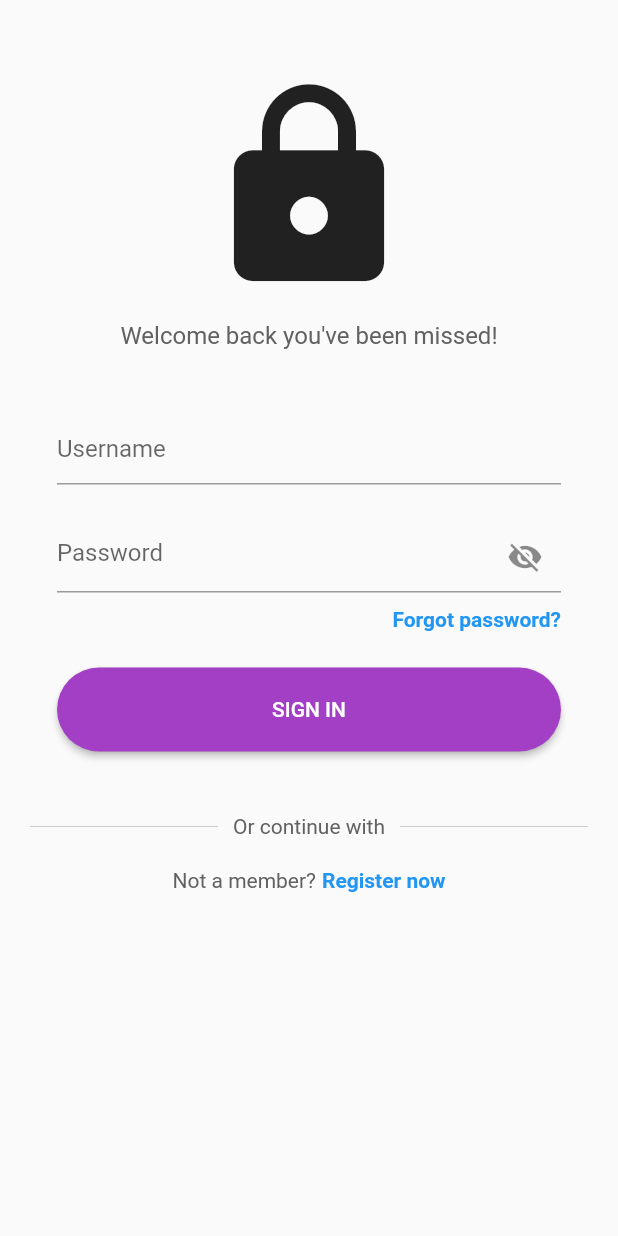
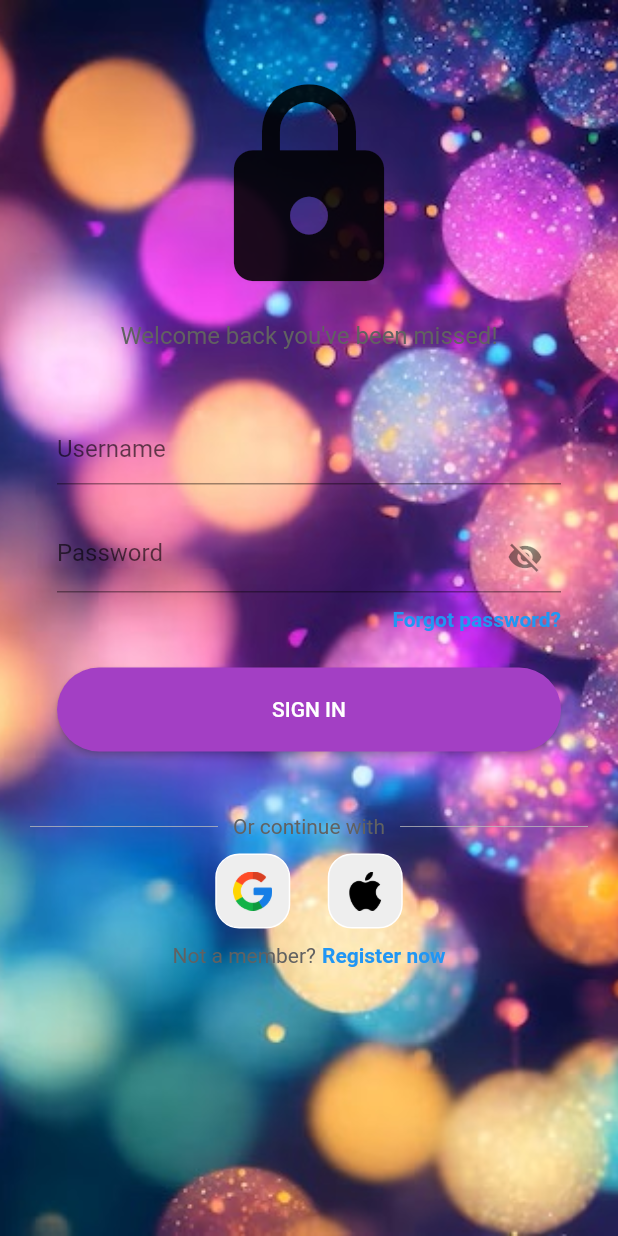
Before and after one commit to rodrigoaugusto99/git_flutter_festou, a Flutter app: the screen it shows after launch, on a phone screen of 412 x 824 dp. Run offline on Flutter 3.47's test engine with Material 2 defaults, Android fonts, the phone set to English and light mode, and no system bars; our stand-ins replace firebase_auth, firebase_core, flutter_riverpod, google_sign_in, riverpod_annotation, top_snackbar_flutter; missing offline and left inert: validatorless; accounts and stored records are empty; generated files the repository leaves out were written again.

Commit message:
FESTOU-30: Instanciar Providers com Riverpod para Acesso a Métodos do ViewModel - Login

```diff
--- a/lib/main.dart
+++ b/lib/main.dart
@@ -1,5 +1,6 @@
 import 'package:firebase_core/firebase_core.dart';
 import 'package:flutter/material.dart';
+import 'package:flutter_riverpod/flutter_riverpod.dart';
 import 'package:git_flutter_festou/firebase_options.dart';
 import 'package:git_flutter_festou/src/features/auth/auth_page.dart';
 
@@ -8,7 +9,7 @@ Future<void> main() async {
   await Firebase.initializeApp(
     options: DefaultFirebaseOptions.currentPlatform,
   );
-  runApp(const MyApp());
+  runApp(const ProviderScope(child: MyApp()));
 }
 
 class MyApp extends StatelessWidget {
--- a/lib/src/features/login/login_page.dart
+++ b/lib/src/features/login/login_page.dart
@@ -1,19 +1,23 @@
 import 'package:flutter/material.dart';
+import 'package:flutter_riverpod/flutter_riverpod.dart';
 import 'package:git_flutter_festou/src/core/ui/constants.dart';
-import 'package:git_flutter_festou/src/core/ui/widgets/my_squaretile.dart';
-import 'package:git_flutter_festou/src/features/login/forgot_password_page.dart';
+import 'package:git_flutter_festou/src/core/ui/helpers/messages.dart';
+import 'package:git_flutter_festou/src/features/login/login_state.dart';
+import 'package:git_flutter_festou/src/features/login/login_vm.dart';
 import 'package:validatorless/validatorless.dart';
+import '../../core/ui/widgets/my_squaretile.dart';
 import '../../services/auth_services.dart';
+import 'forgot_password_page.dart';
 
-class LoginPage extends StatefulWidget {
+class LoginPage extends ConsumerStatefulWidget {
   final Function()? onTap;
   const LoginPage({super.key, required this.onTap});
 
   @override
-  State<LoginPage> createState() => _LoginPageState();
+  ConsumerState<LoginPage> createState() => _LoginPageState();
 }
 
-class _LoginPageState extends State<LoginPage> {
+class _LoginPageState extends ConsumerState<LoginPage> {
   final emailEC = TextEditingController();
   final passwordEC = TextEditingController();
   final formKey = GlobalKey<FormState>();
@@ -30,9 +34,33 @@ class _LoginPageState extends State<LoginPage> {
 
   @override
   Widget build(BuildContext context) {
+    final LoginVM(:login) = ref.watch(loginVMProvider.notifier);
+
+    ref.listen(loginVMProvider, (_, state) {
+      switch (state) {
+        case LoginState(status: LoginStateStatus.initial):
+          break;
+        case LoginState(status: LoginStateStatus.error, :final errorMessage?):
+          Messages.showError(errorMessage, context);
+        case LoginState(status: LoginStateStatus.error):
+          Messages.showInfo('Erro ao realizar login', context);
+        case LoginState(status: LoginStateStatus.userLogin):
+          Navigator.of(context)
+              .pushNamedAndRemoveUntil('/home', (route) => false);
+          break;
+      }
+    });
+
     return Scaffold(
       body: Form(
         key: formKey,
+        child: DecoratedBox(
+          decoration: const BoxDecoration(
+            image: DecorationImage(
+              image: AssetImage(ImageConstants.gliterBlackground),
+              fit: BoxFit.cover,
+            ),
+          ),
           child: Padding(
             padding: const EdgeInsets.all(20.0),
             child: CustomScrollView(
@@ -135,7 +163,20 @@ class _LoginPageState extends State<LoginPage> {
                                 const SizedBox(height: 24),
                                 // sign in button
                                 ElevatedButton(
-                                onPressed: () {},
+                                  onPressed: () {
+                                    //ações com a validação
+                                    switch (formKey.currentState?.validate()) {
+                                      case (false || null):
+                                        //mandando msg pro usuario
+                                        Messages.showError(
+                                            'Campos invalidos!', context);
+                                        break;
+                                      case true:
+                                        Messages.showSuccess(
+                                            'Logado com sucesso!', context);
+                                        login(emailEC.text, passwordEC.text);
+                                    }
+                                  },
                                   style: ElevatedButton.styleFrom(
                                     minimumSize: const Size.fromHeight(56),
                                     foregroundColor: Colors.white,
@@ -167,8 +208,8 @@ class _LoginPageState extends State<LoginPage> {
                                 ),
                               ),
                               Padding(
-                              padding:
-                                  const EdgeInsets.symmetric(horizontal: 10.0),
+                                padding: const EdgeInsets.symmetric(
+                                    horizontal: 10.0),
                                 child: Text(
                                   'Or continue with',
                                   style: TextStyle(color: Colors.grey[700]),
@@ -186,22 +227,22 @@ class _LoginPageState extends State<LoginPage> {
                             height: 10,
                           ),
                           // google + apple sign in buttons
-                        const Row(
+                          Row(
                             mainAxisAlignment: MainAxisAlignment.center,
                             children: [
                               // google button
-                            /*SquareTile(
+                              SquareTile(
                                 onTap: () => AuthService().signInWithGoogle(),
-                              imagePath: 'lib/assets/images/google-logo.png',
-                            ),*/
+                                imagePath: 'lib/assets/images/google.png',
+                              ),
 
-                            SizedBox(width: 25),
+                              const SizedBox(width: 25),
 
                               // apple button
-                            /*SquareTile(
+                              SquareTile(
                                 onTap: () {},
                                 imagePath: 'lib/assets/images/apple.png',
-                            ),*/
+                              )
                             ],
                           ),
                           const SizedBox(
@@ -237,6 +278,7 @@ class _LoginPageState extends State<LoginPage> {
             ),
           ),
         ),
+      ),
     );
   }
 }
--- a/pubspec.yaml
+++ b/pubspec.yaml
@@ -46,6 +46,7 @@ dependencies:
   riverpod_generator: ^2.3.3
   riverpod_lint: ^2.1.1
   build_runner: ^2.4.6
+  flutter_riverpod: ^2.4.1
 
 dev_dependencies:
   flutter_test:
```
Also changed, not shown: pubspec.lock. Lines whose indentation alone changed are shown as unchanged.
